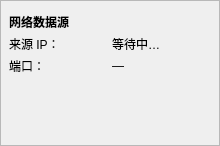
The window that ui/left_panel.ui (FOHEART/MotionGloveSDK_python) describes before a commit, drawn with Qt 5.
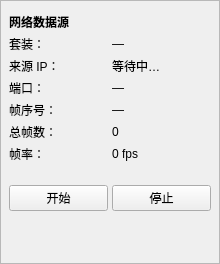
The same window after the commit.

Commit message:
feat: Add Start/Stop controls for UDP data reception in the left panel
- Introduced "开始" (Start) and "停止" (Stop) buttons in the left panel to control the UDP receive loop.
- Updated `LeftPanelWidget` to manage button states based on receiving status.
- Implemented logic in `MotionGloveMainWindow` to handle button clicks, starting and stopping the UDP reception.
- Enhanced the UI to display total frames received and current frame ID.
- Added frame rate counter to monitor performance during data reception.
- Updated specifications to reflect new functionality and UI changes.

The edit to the form file:
```diff
--- a/ui/left_panel.ui
+++ b/ui/left_panel.ui
@@ -43,6 +43,27 @@
      </property>
     </widget>
    </item>
+   <item>
+    <layout class="QHBoxLayout" name="actor_row">
+     <item>
+      <widget class="QLabel" name="lbl_actor_caption">
+       <property name="text">
+        <string>套装：</string>
+       </property>
+      </widget>
+     </item>
+     <item>
+      <widget class="QLabel" name="lbl_actor_name">
+       <property name="text">
+        <string>—</string>
+       </property>
+       <property name="wordWrap">
+        <bool>true</bool>
+       </property>
+      </widget>
+     </item>
+    </layout>
+   </item>
    <item>
     <layout class="QHBoxLayout" name="ip_row">
      <item>
@@ -82,6 +103,60 @@
      </item>
     </layout>
    </item>
+   <item>
+    <layout class="QHBoxLayout" name="frame_row">
+     <item>
+      <widget class="QLabel" name="lbl_frame_caption">
+       <property name="text">
+        <string>帧序号：</string>
+       </property>
+      </widget>
+     </item>
+     <item>
+      <widget class="QLabel" name="lbl_frame_id">
+       <property name="text">
+        <string>—</string>
+       </property>
+      </widget>
+     </item>
+    </layout>
+   </item>
+   <item>
+    <layout class="QHBoxLayout" name="total_frame_row">
+     <item>
+      <widget class="QLabel" name="lbl_total_caption">
+       <property name="text">
+        <string>总帧数：</string>
+       </property>
+      </widget>
+     </item>
+     <item>
+      <widget class="QLabel" name="lbl_total_frames">
+       <property name="text">
+        <string>0</string>
+       </property>
+      </widget>
+     </item>
+    </layout>
+   </item>
+   <item>
+    <layout class="QHBoxLayout" name="fps_row">
+     <item>
+      <widget class="QLabel" name="lbl_fps_caption">
+       <property name="text">
+        <string>帧率：</string>
+       </property>
+      </widget>
+     </item>
+     <item>
+      <widget class="QLabel" name="lbl_fps">
+       <property name="text">
+        <string>0 fps</string>
+       </property>
+      </widget>
+     </item>
+    </layout>
+   </item>
    <item>
     <widget class="QLabel" name="lbl_error">
      <property name="text">
@@ -98,6 +173,24 @@
      </property>
     </widget>
    </item>
+   <item>
+    <layout class="QHBoxLayout" name="btn_row">
+     <item>
+      <widget class="QPushButton" name="btn_start">
+       <property name="text">
+        <string>开始</string>
+       </property>
+      </widget>
+     </item>
+     <item>
+      <widget class="QPushButton" name="btn_stop">
+       <property name="text">
+        <string>停止</string>
+       </property>
+      </widget>
+     </item>
+    </layout>
+   </item>
    <item>
     <spacer name="verticalSpacer">
      <property name="orientation">
```
The commit also changes 14 other files.
